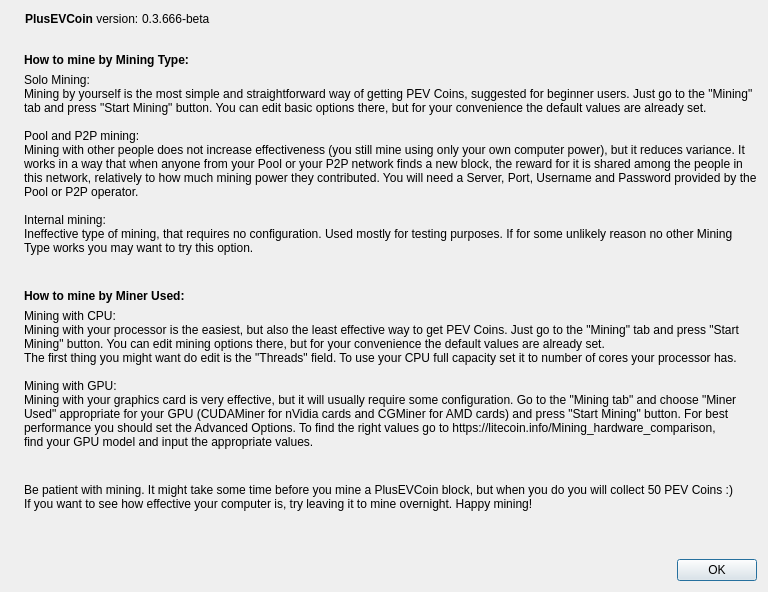
plusevcoin/plusevcoin, file src/qt/forms/miningTutDialog.ui: the form before one commit.
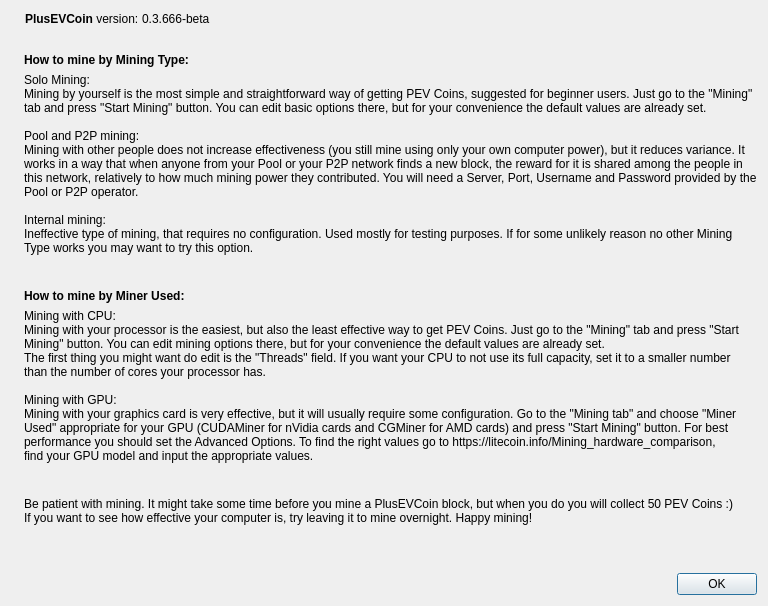
The form after the commit. Icons and pictures are not drawn.

The edit to the form file:
```diff
--- a/src/qt/forms/miningTutDialog.ui
+++ b/src/qt/forms/miningTutDialog.ui
@@ -185,7 +185,8 @@
            <string>Mining with CPU:
 Mining with your processor is the easiest, but also the least effective way to get PEV Coins. Just go to the "Mining" tab and press "Start
 Mining" button. You can edit mining options there, but for your convenience the default values are already set.
-The first thing you might want do edit is the "Threads" field. To use your CPU full capacity set it to number of cores your processor has.
+The first thing you might want do edit is the "Threads" field. If you want your CPU to not use its full capacity, set it to a smaller number
+than the number of cores your processor has.
 
 Mining with GPU:
 Mining with your graphics card is very effective, but it will usually require some configuration. Go to the "Mining tab" and choose "Miner
```
